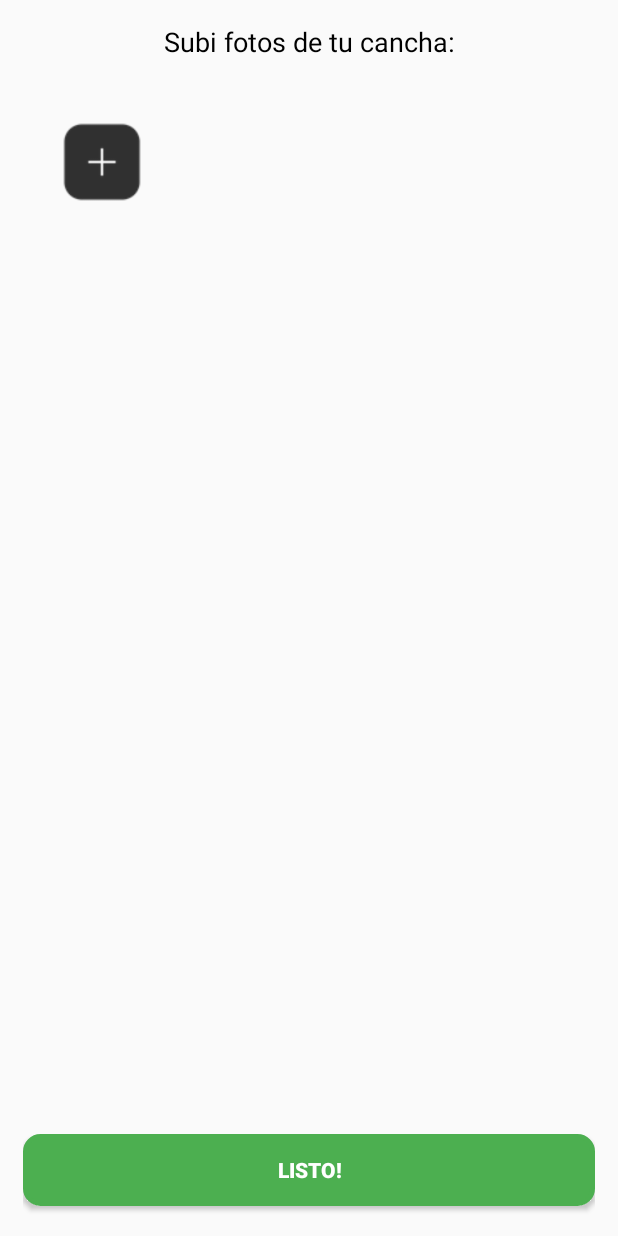
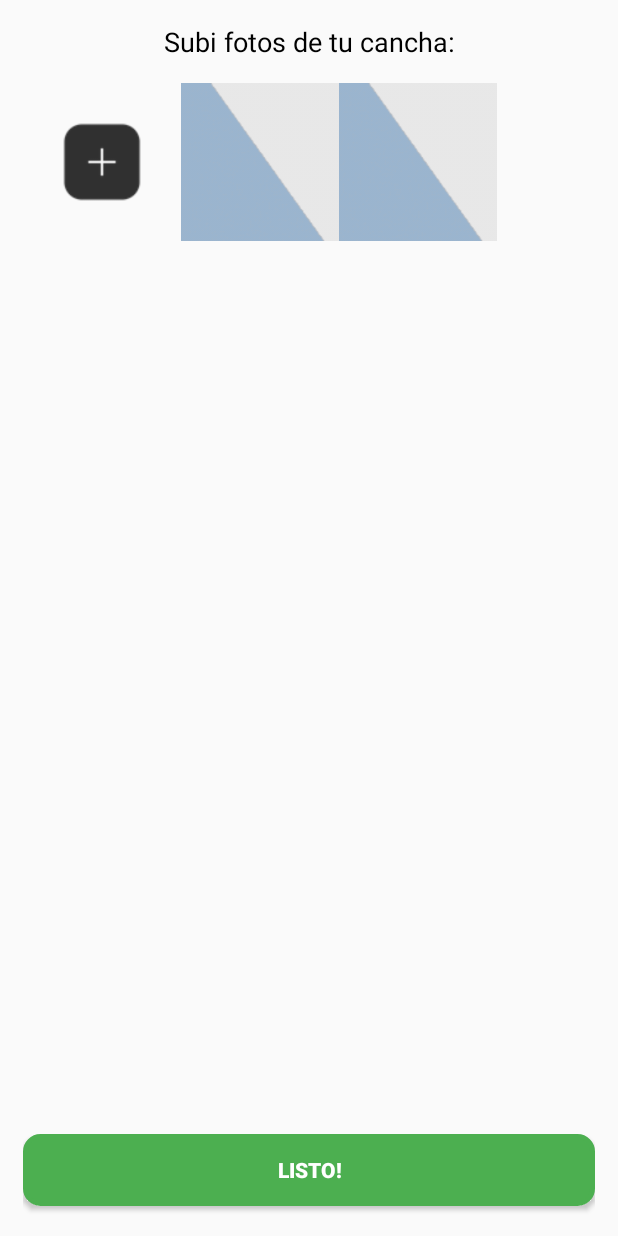
Before and after one commit to UTN-FRBA-Mobile/CanchApp, an Android app: the layout activity_cargar_fotos_cancha.xml on its own in the app's theme, with its tools: preview values and no code run, on a phone screen of 412 x 824 dp. Run offline under Robolectric (Android 15) with nearby library versions, the phone set to English and light mode, and no system bars.

Commit message:
[Agregar_Cancha] Agregado de Imagen vacía de ViewImage en carga de fotos.

```diff
--- a/app/src/main/res/layout/activity_cargar_fotos_cancha.xml
+++ b/app/src/main/res/layout/activity_cargar_fotos_cancha.xml
@@ -35,14 +35,14 @@
             android:id="@+id/imageView1"
             android:layout_width="105dp"
             android:layout_height="105dp"
-
+            android:background="@mipmap/ic_empty"
             android:contentDescription="Para mostrar opciones."/>
 
         <ImageView
             android:id="@+id/imageView2"
             android:layout_width="105dp"
             android:layout_height="105dp"
-
+            android:background="@mipmap/ic_empty"
             android:contentDescription="Para mostrar opciones."/>
     </LinearLayout>
 
```
Also changed, not shown: app/src/main/res/mipmap-mdpi/ic_empty.png (added).
